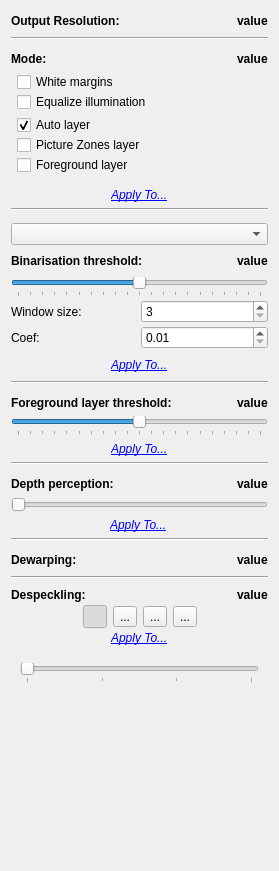
Before: the Qt Designer form src/core/filters/output/ui/OutputOptionsWidget.ui in trufanov-nok/scantailor-universal, drawn with Qt 5.
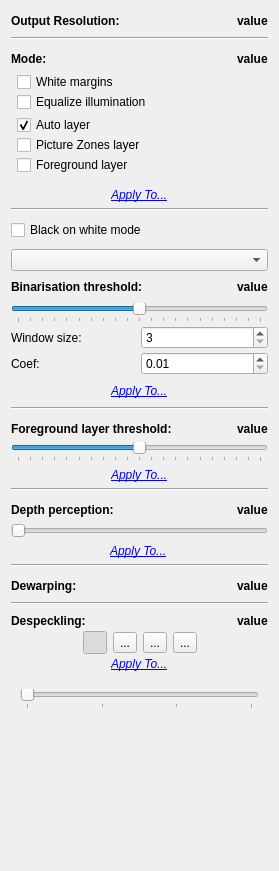
After: the same form once the commit is applied. Icons and pictures are not drawn.

Commit message: Add black on white detection from ScanTailor Advanced

Patch:
```diff
--- a/src/core/filters/output/ui/OutputOptionsWidget.ui
+++ b/src/core/filters/output/ui/OutputOptionsWidget.ui
@@ -306,6 +306,16 @@
      </layout>
     </widget>
    </item>
+   <item>
+    <widget class="QCheckBox" name="blackOnWhiteCB">
+     <property name="toolTip">
+      <string>Enable this option for a page with dark content on a light background. Disable it for a page with light content on a dark background.</string>
+     </property>
+     <property name="text">
+      <string>Black on white mode</string>
+     </property>
+    </widget>
+   </item>
    <item>
     <widget class="QWidget" name="widget" native="true">
      <property name="minimumSize">
```
The commit also changes 34 other files.
